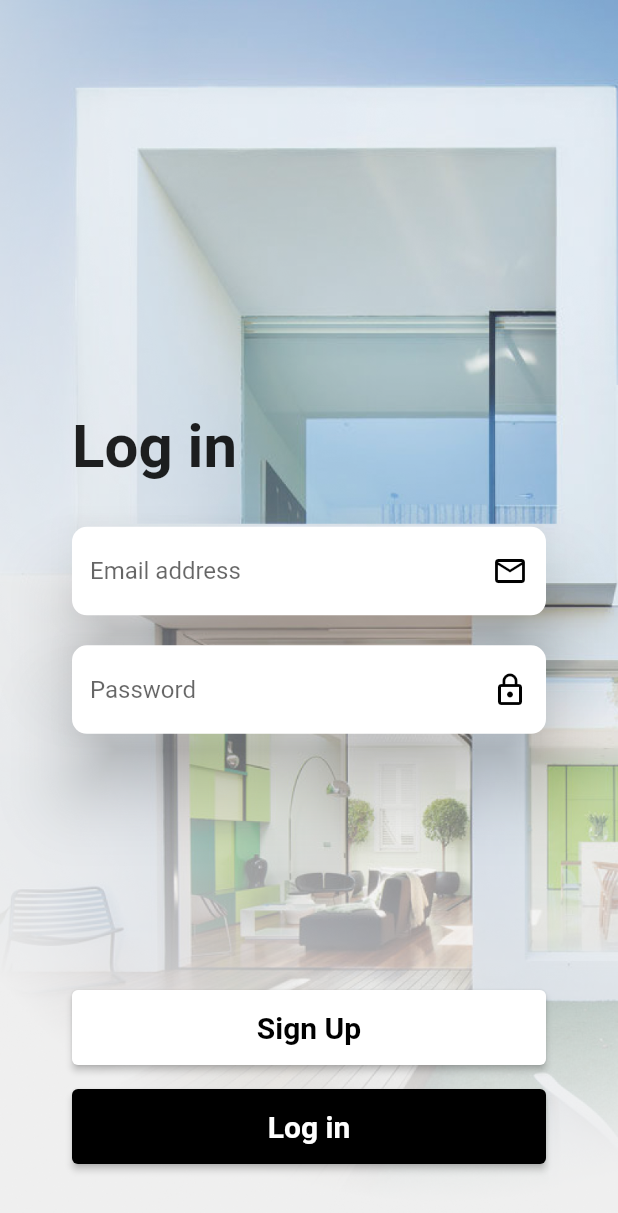
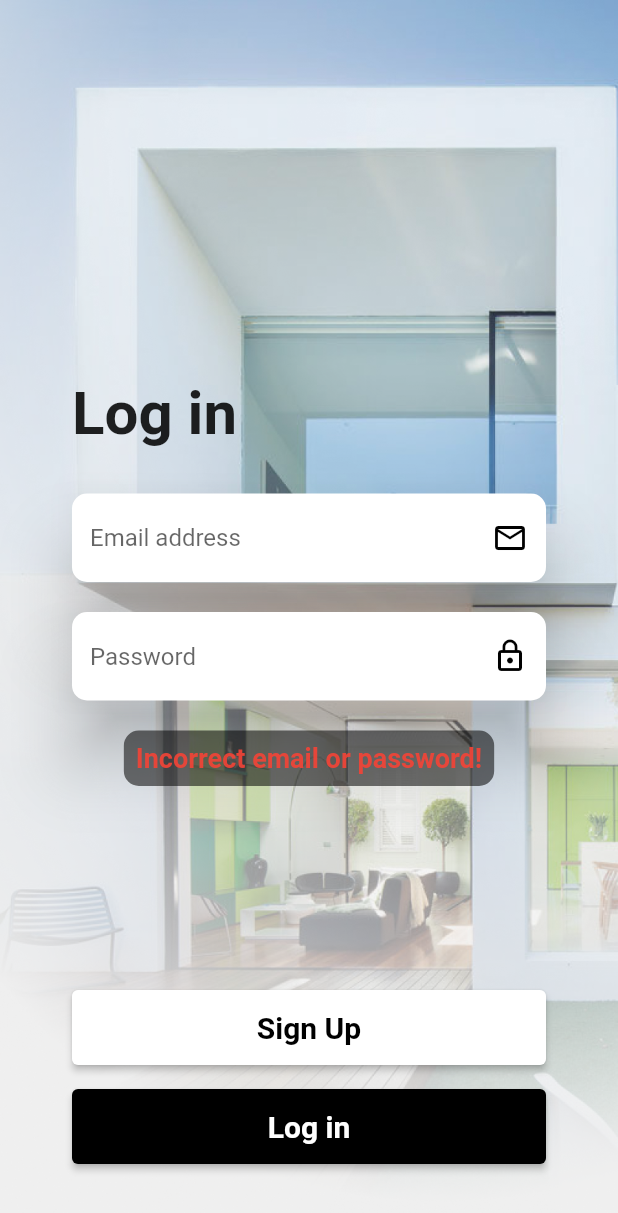
Before and after one commit to sebastianolaru3008/dome-smart-home-app, a Flutter app: the screen it shows after launch, after a tap on "Log in", on a phone screen of 412 x 824 dp. Shown: the top 1213 px of the screen. Run offline on Flutter 3.47's test engine with Material 2 defaults, Android fonts, the phone set to English and light mode, and no system bars; our stand-ins replace bloc, dotted_border, equatable, flutter_bloc, get_it, loading_animation_widget.

Commit message:
Move login to auth service

```diff
--- a/lib/src/features/authenticate/presentation/bloc/authentication_bloc.dart
+++ b/lib/src/features/authenticate/presentation/bloc/authentication_bloc.dart
@@ -7,26 +7,35 @@ import 'authentication_state.dart';
 
 class AuthenticationBloc
     extends Bloc<AuthenticationEvent, AuthenticationState> {
-  AuthenticationBloc({required AuthenticationService authenticationService}) : super(AuthenticationInitial()) {
+  final AuthenticationService authenticationService;
+
+  AuthenticationBloc({required this.authenticationService})
+      : super(AuthenticationInitial()) {
     on<RegisterButtonPressed>((_, emit) {
       emit(AuthenticationRegister());
     });
     on<AuthenticateUser>((event, emit) {
-      authenticationService.registerUser(UserEntity(name: event.name, email: event.email, password: event.password, role: Role.other));
+      authenticationService.registerUser(UserEntity(
+          name: event.name,
+          email: event.email,
+          password: event.password,
+          role: Role.other));
       emit(AuthenticationInitial());
+
     });
 
-    on<LoginUser>((event, emit) {
-      if(event.failure){
-        emit(AuthenticationInitial());
-      }else{
-        emit(const AuthenticationSucceed(role: Role.parent));
-      }
-
-
-    });
     on<GoToLoginPage>((_, emit) {
       emit(AuthenticationInitial());
     });
+    on<LoginEvent>(_loginUser);
+  }
+
+  _loginUser(LoginEvent event, Emitter<AuthenticationState> emit) {
+    final user = authenticationService.loginUser(event.email, event.password);
+    if (user != null) {
+      emit(AuthenticationSucceed(role: user.role));
+    } else {
+      emit(const AuthenticationInitial(hasError: true));
+    }
   }
 }
--- a/lib/src/features/authenticate/presentation/bloc/authentication_event.dart
+++ b/lib/src/features/authenticate/presentation/bloc/authentication_event.dart
@@ -1,3 +1,4 @@
+import 'package:dome_smart_home_app/src/features/users_list/domain/user_entity.dart';
 import 'package:equatable/equatable.dart';
 
 abstract class AuthenticationEvent extends Equatable {
@@ -14,9 +15,17 @@ class AuthenticateUser extends AuthenticationEvent {
   final String email;
   final String password;
 }
+class LoginEvent extends AuthenticationEvent {
+  const LoginEvent({required this.email, required this.password});
+
+  final String email;
+  final String password;
+}
+
 class LoginUser extends AuthenticationEvent {
-  const LoginUser({required this.failure});
+  const LoginUser({required this.failure, required this.user});
 
+  final UserEntity user;
   final bool failure;
 }
 class GoToLoginPage extends AuthenticationEvent {}
--- a/lib/src/features/authenticate/presentation/bloc/authentication_state.dart
+++ b/lib/src/features/authenticate/presentation/bloc/authentication_state.dart
@@ -4,14 +4,22 @@ import '../../../users_list/domain/user_entity.dart';
 
 abstract class AuthenticationState extends Equatable {
   const AuthenticationState();
+
   @override
   List<Object> get props => [];
 }
 
-class AuthenticationInitial extends AuthenticationState {}
+class AuthenticationInitial extends AuthenticationState {
+  const AuthenticationInitial({this.hasError = false});
+
+  final bool hasError;
+}
+
 class AuthenticationRegister extends AuthenticationState {}
+
 class AuthenticationSucceed extends AuthenticationState {
   final Role role;
+
   const AuthenticationSucceed({required this.role});
 
   @override
--- a/lib/src/features/authenticate/presentation/ui/widgets/login_widget.dart
+++ b/lib/src/features/authenticate/presentation/ui/widgets/login_widget.dart
@@ -1,10 +1,9 @@
-import 'package:dome_smart_home_app/src/common/locator/service_locator.dart';
 import 'package:dome_smart_home_app/src/features/authenticate/presentation/bloc/authentication_event.dart';
+import 'package:dome_smart_home_app/src/features/authenticate/presentation/bloc/authentication_state.dart';
 import 'package:dome_smart_home_app/src/features/authenticate/presentation/ui/widgets/input_widget.dart';
 import 'package:flutter/material.dart';
 import 'package:flutter_bloc/flutter_bloc.dart';
 
-import '../../../services/api/authentication_service.dart';
 import '../../bloc/authentication_bloc.dart';
 
 class LoginWidget extends StatefulWidget {
@@ -15,7 +14,6 @@ class LoginWidget extends StatefulWidget {
 }
 
 class _LoginWidgetState extends State<LoginWidget> {
-
   String email = '';
   String password = '';
   bool isError = false;
@@ -23,6 +21,11 @@ class _LoginWidgetState extends State<LoginWidget> {
 
   @override
   Widget build(BuildContext context) {
+    var state = context.watch<AuthenticationBloc>().state;
+    if (state is AuthenticationInitial) {
+      // log(state.hasError.toString());
+      isError = state.hasError;
+    }
     return Container(
       constraints: const BoxConstraints.expand(),
       decoration: const BoxDecoration(
@@ -47,30 +50,43 @@ class _LoginWidgetState extends State<LoginWidget> {
             const SizedBox(height: 30),
             Form(
               child: Column(
-                children:  [
+                children: [
                   InputWidget(
                       placeholderText: 'Email address',
                       icon: Icons.mail_outline,
-                  getText: (text){ email = text;}),
+                      getText: (text) {
+                        email = text;
+                      }),
                   const SizedBox(height: 20),
                   InputWidget(
                       placeholderText: 'Password',
                       icon: Icons.lock_outline,
                       obscureText: true,
                       showDone: true,
-                      getText: (text){ password = text;}
-                  ),
+                      getText: (text) {
+                        password = text;
+                      }),
                   const SizedBox(height: 20),
                   Visibility(
                     visible: isError,
-                      child: const Text("Incorrect email or password!",
-                          style: TextStyle(color: Colors.red,
+                    child: Container(
+                      // black backgroun
+                      // color: Colors.black.withOpacity(0.7),
+                      decoration: const BoxDecoration(
+                        borderRadius: BorderRadius.all(Radius.circular(10)),
+                        color: Colors.black54,
+                      ),
+                      child: Padding(
+                        padding: const EdgeInsets.all(8.0),
+                        child: Text("Incorrect email or password!",
+                            style: TextStyle(
+                                color: Colors.red.withOpacity(0.9),
                                 fontWeight: FontWeight.bold,
-                            backgroundColor: Colors.white,
-                            fontSize: 18
-                          )),
+                                backgroundColor: Colors.transparent,
+                                fontSize: 18)),
+                      ),
+                    ),
                   )
-
                 ],
               ),
             ),
@@ -95,30 +111,9 @@ class _LoginWidgetState extends State<LoginWidget> {
             const Padding(padding: EdgeInsets.all(8.0)),
             ElevatedButton(
               onPressed: () {
-                if(email!='' && password!='') {
-                  for (var user in locator
-                      .get<AuthenticationService>()
-                      .allUsers) {
-                    if (user.email == email) {
-                      accountExists = true;
-                      if (user.password == password) {
-                        setState(() {
-                          isError = false;
-                        });
-                      } else {
-                        setState(() {
-                          isError = true;
-                        });
-                      }
-                      break;
-                    }
-                  }
-                  if(!accountExists){
-                    isError = true;
-                  }
-                  context.read<AuthenticationBloc>().add(
-                      LoginUser(failure: isError));
-                }
+                context
+                    .read<AuthenticationBloc>()
+                    .add(LoginEvent(email: email, password: password));
               },
               style: ElevatedButton.styleFrom(
                 textStyle: const TextStyle(
--- a/lib/src/features/authenticate/services/api/authentication_service.dart
+++ b/lib/src/features/authenticate/services/api/authentication_service.dart
@@ -4,5 +4,5 @@ abstract class AuthenticationService {
   List<UserEntity> get allUsers;
 
   void registerUser(UserEntity userEntity);
-
+  UserEntity? loginUser(String email, String password);
 }
--- a/lib/src/features/authenticate/services/impl/authentication_service_impl.dart
+++ b/lib/src/features/authenticate/services/impl/authentication_service_impl.dart
@@ -1,14 +1,63 @@
 import '../../../users_list/domain/user_entity.dart';
 import '../api/authentication_service.dart';
+import 'package:collection/collection.dart';
 
 class AuthenticationServiceImpl implements AuthenticationService {
   List<UserEntity> users = [
-     UserEntity(name: "John",email:"john@gmail.com", password:"john",role: Role.parent),
-     UserEntity(name: "Gabriella",email:"gabriella@gmail.com", password: "gabriella", role: Role.parent),
-     UserEntity(name: "Justin",email: "justin@gmail.com", password:"justin",role: Role.kid),
-     UserEntity(name: "Consuela",email:"consuela@gmail.com", password:"consuela", role: Role.grandparent),
-     UserEntity(name: "Bob",email:"bob@gmail.com",password:"bob",role: Role.grandparent),
-     UserEntity(name: "Oana",email:"oana@gmail.com",password:"oana",role: Role.none)
+    UserEntity(
+        name: "John",
+        email: "john@gmail.com",
+        password: "john",
+        role: Role.parent),
+    UserEntity(
+        name: "Gabriella",
+        email: "gabriella@gmail.com",
+        password: "gabriella",
+        role: Role.parent),
+    UserEntity(
+        name: "Justin",
+        email: "justin@gmail.com",
+        password: "justin",
+        role: Role.kid),
+    UserEntity(
+        name: "Consuela",
+        email: "consuela@gmail.com",
+        password: "consuela",
+        role: Role.grandparent),
+    UserEntity(
+        name: "Bob",
+        email: "bob@gmail.com",
+        password: "bob",
+        role: Role.grandparent),
+    UserEntity(
+        name: "Oana",
+        email: "oana@gmail.com",
+        password: "oana",
+        role: Role.none),
+    UserEntity(
+      name: "PARENT",
+      email: "p",
+      password: "p",
+      role: Role.parent,
+    ),
+    UserEntity(
+      name: "KID",
+      email: "k",
+      password: "k",
+      role: Role.kid,
+    ),
+    UserEntity(
+      name: "GRANDPARENT",
+      email: "g",
+      password: "g",
+      role: Role.grandparent,
+    ),
+    UserEntity(
+      name: "OTHER",
+      email: "o",
+      password: "o",
+      role: Role.other,
+    ),
   ];
 
   @override
@@ -19,4 +68,10 @@ class AuthenticationServiceImpl implements AuthenticationService {
     users.add(userEntity);
   }
 
+  @override
+  UserEntity? loginUser(String email, String password) {
+    return users.firstWhereOrNull(
+      (user) => user.email == email && user.password == password,
+    );
+  }
 }
--- a/lib/src/features/users_list/services/impl/users_list_service_impl.dart
+++ b/lib/src/features/users_list/services/impl/users_list_service_impl.dart
@@ -3,11 +3,49 @@ import '../api/users_list_service.dart';
 
 class UsersListServiceImpl implements UsersListService {
   List<UserEntity> entities = [
-     UserEntity(name: "John",email:"john@gmail.com", password:"john",role: Role.parent),
-     UserEntity(name: "Gabriella",email:"gabriella@gmail.com", password: "gabriella", role: Role.parent),
-     UserEntity(name: "Justin",email: "justin@gmail.com", password:"justin",role: Role.kid),
-     UserEntity(name: "Consuela",email:"consuela@gmail.com", password:"consuela", role: Role.grandparent),
-     UserEntity(name: "Bob",email:"bob@gmail.com",password:"bob",role: Role.grandparent)
+    UserEntity(
+        name: "John",
+        email: "john@gmail.com",
+        password: "john",
+        role: Role.parent),
+    UserEntity(
+        name: "Gabriella",
+        email: "gabriella@gmail.com",
+        password: "gabriella",
+        role: Role.parent),
+    UserEntity(
+        name: "Justin",
+        email: "justin@gmail.com",
+        password: "justin",
+        role: Role.kid),
+    UserEntity(
+        name: "Consuela",
+        email: "consuela@gmail.com",
+        password: "consuela",
+        role: Role.grandparent),
+    UserEntity(
+        name: "Bob",
+        email: "bob@gmail.com",
+        password: "bob",
+        role: Role.grandparent),
+    UserEntity(
+      name: "PARENT",
+      email: "p",
+      password: "p",
+      role: Role.parent,
+    ),
+    UserEntity(
+      name: "KID",
+      email: "k",
+      password: "k",
+      role: Role.kid,
+    ),
+    UserEntity(
+      name: "GRANDPARENT",
+      email: "g",
+      password: "g",
+      role: Role.grandparent,
+    ),
   ];
 
   @override
```
Lines whose indentation alone changed are shown as unchanged.
